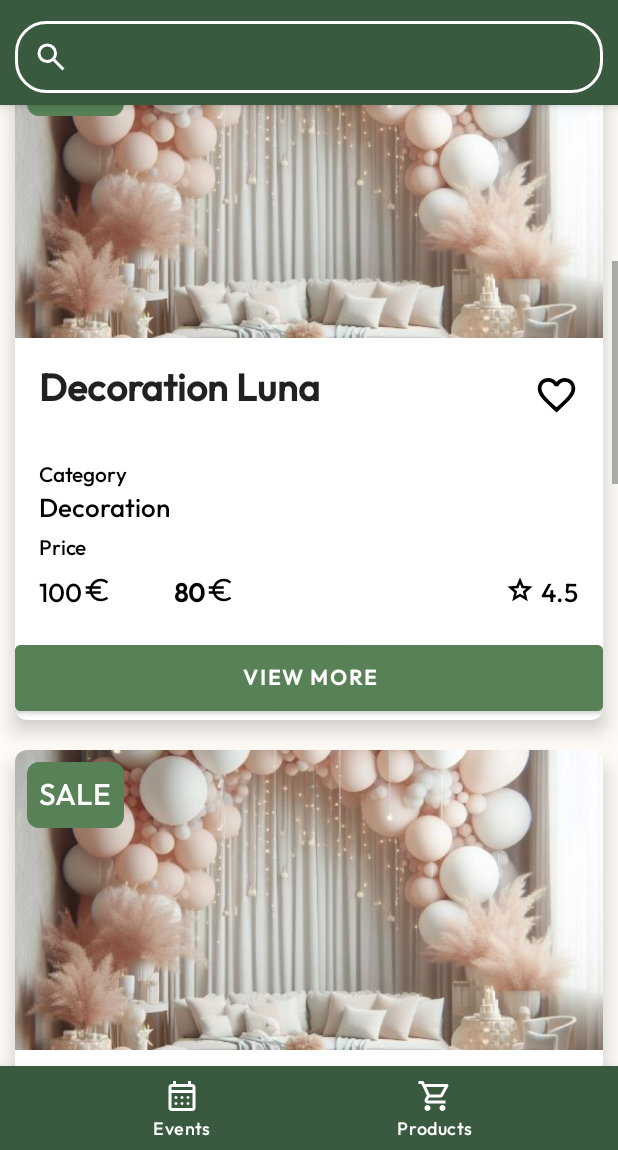
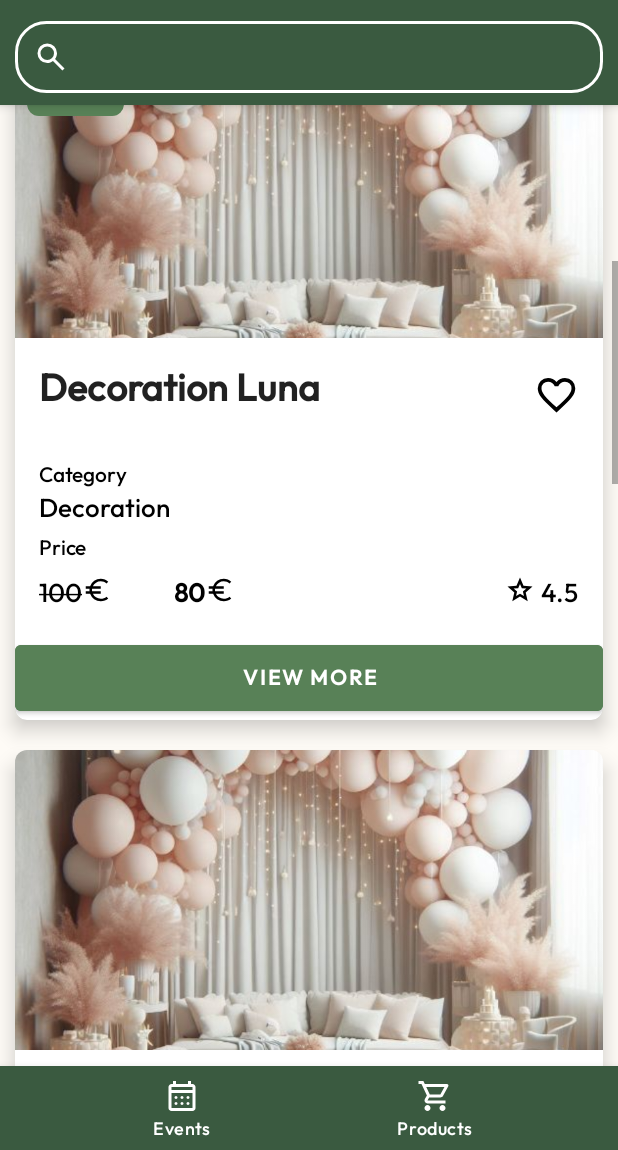
Before and after one commit to kzi-nastava/ma-project-event-planner-siit-2024-team-6, an Android app: the screen it shows after launch (HomeActivity), item 2 of the bottom bar chosen, scrolled down 448 dp, on a phone screen of 412 x 824 dp, the part 86-1236 px from its top. Run offline under Robolectric (Android 15) with nearby library versions, the phone set to English and light mode, and no system bars.

Commit message:
[ADD] filter to fragments

```diff
--- a/app/src/main/java/com/example/eventure/fragments/EventsFragment.java
+++ b/app/src/main/java/com/example/eventure/fragments/EventsFragment.java
@@ -7,8 +7,11 @@ import androidx.fragment.app.Fragment;
 import android.view.LayoutInflater;
 import android.view.View;
 import android.view.ViewGroup;
+import android.widget.ImageView;
 
 import com.example.eventure.R;
+import com.google.android.material.bottomsheet.BottomSheetBehavior;
+import com.google.android.material.bottomsheet.BottomSheetDialog;
 
 /**
  * A simple {@link Fragment} subclass.
@@ -60,7 +63,42 @@ public class EventsFragment extends Fragment {
     @Override
     public View onCreateView(LayoutInflater inflater, ViewGroup container,
                              Bundle savedInstanceState) {
-        // Inflate the layout for this fragment
-        return inflater.inflate(R.layout.fragment_events, container, false);
+
+        View rootView = inflater.inflate(R.layout.fragment_events, container, false);
+
+        // Find the filter icon
+        ImageView filterIcon = rootView.findViewById(R.id.filter_icon);
+
+        // Set an OnClickListener to open the BottomSheetDialog when the icon is clicked
+        filterIcon.setOnClickListener(v -> {
+            // Create a BottomSheetDialog
+            BottomSheetDialog bottomSheetDialog = new BottomSheetDialog(getContext());
+            // Inflate the filter layout
+            View dialogView = inflater.inflate(R.layout.filter_events, null);
+            bottomSheetDialog.setContentView(dialogView);
+
+            // Access the BottomSheetBehavior from the BottomSheetDialog
+            View bottomSheet = (View) dialogView.getParent();
+            BottomSheetBehavior<View> bottomSheetBehavior = BottomSheetBehavior.from(bottomSheet);
+
+            // Disable dragging to dismiss
+            bottomSheetBehavior.setDraggable(false);
+
+            // Optionally, set the initial state to expanded (or collapsed) if needed
+            bottomSheetBehavior.setState(BottomSheetBehavior.STATE_EXPANDED);
+
+
+            // Find the close icon in the filter layout
+            ImageView closeIcon = dialogView.findViewById(R.id.close_icon);
+
+            // Set an OnClickListener to dismiss the BottomSheetDialog when the close icon is clicked
+            closeIcon.setOnClickListener(v1 -> bottomSheetDialog.dismiss());
+
+            // Show the dialog
+            bottomSheetDialog.show();
+        });
+
+        return rootView;
     }
+
 }
--- a/app/src/main/java/com/example/eventure/fragments/PasFragment.java
+++ b/app/src/main/java/com/example/eventure/fragments/PasFragment.java
@@ -1,5 +1,6 @@
 package com.example.eventure.fragments;
 
+import android.graphics.Paint;
 import android.os.Bundle;
 
 import androidx.fragment.app.Fragment;
@@ -7,8 +8,12 @@ import androidx.fragment.app.Fragment;
 import android.view.LayoutInflater;
 import android.view.View;
 import android.view.ViewGroup;
+import android.widget.ImageView;
+import android.widget.TextView;
 
 import com.example.eventure.R;
+import com.google.android.material.bottomsheet.BottomSheetBehavior;
+import com.google.android.material.bottomsheet.BottomSheetDialog;
 
 /**
  * A simple {@link Fragment} subclass.
@@ -60,7 +65,54 @@ public class PasFragment extends Fragment {
     @Override
     public View onCreateView(LayoutInflater inflater, ViewGroup container,
                              Bundle savedInstanceState) {
-        // Inflate the layout for this fragment
-        return inflater.inflate(R.layout.fragment_pas, container, false);
+        View rootView = inflater.inflate(R.layout.fragment_pas, container, false);
+
+        // Find the filter icon
+        ImageView filterIcon = rootView.findViewById(R.id.products_filter_icon);
+
+        // Set an OnClickListener to open the BottomSheetDialog when the icon is clicked
+        filterIcon.setOnClickListener(v -> {
+            // Create a BottomSheetDialog
+            BottomSheetDialog bottomSheetDialog = new BottomSheetDialog(getContext());
+            // Inflate the filter layout
+            View dialogView = inflater.inflate(R.layout.filter_products, null);
+            bottomSheetDialog.setContentView(dialogView);
+
+            // Access the BottomSheetBehavior from the BottomSheetDialog
+            View bottomSheet = (View) dialogView.getParent();
+            BottomSheetBehavior<View> bottomSheetBehavior = BottomSheetBehavior.from(bottomSheet);
+
+            // Disable dragging to dismiss
+            bottomSheetBehavior.setDraggable(false);
+
+            // Optionally, set the initial state to expanded (or collapsed) if needed
+            bottomSheetBehavior.setState(BottomSheetBehavior.STATE_EXPANDED);
+
+
+            // Find the close icon in the filter layout
+            ImageView closeIcon = dialogView.findViewById(R.id.close_icon);
+
+            // Set an OnClickListener to dismiss the BottomSheetDialog when the close icon is clicked
+            closeIcon.setOnClickListener(v1 -> bottomSheetDialog.dismiss());
+
+            // Show the dialog
+            bottomSheetDialog.show();
+        });
+
+
+        // Apply strikethrough to the old price
+        View productCard1 = rootView.findViewById(R.id.product1);
+        TextView oldPriceTextView = productCard1.findViewById(R.id.product_price);
+        oldPriceTextView.setPaintFlags(oldPriceTextView.getPaintFlags() | Paint.STRIKE_THRU_TEXT_FLAG);
+
+
+        //Remove sale tag and sale price
+        View productCard2 = rootView.findViewById(R.id.product2);
+        TextView saleTag = productCard2.findViewById(R.id.sale_tag);
+        saleTag.setVisibility(View.GONE);
+        View salePrice = productCard2.findViewById(R.id.sale_price_layout);
+        salePrice.setVisibility(View.GONE);
+
+        return rootView;
     }
 }
```
